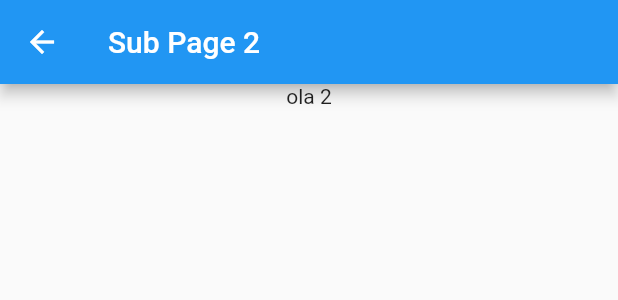
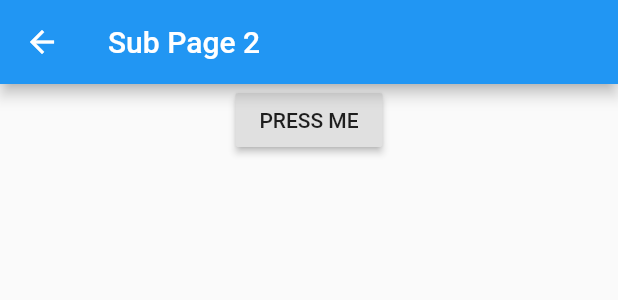
Before and after one commit to anaacouto/drawer-flutter, a Flutter app: the TestDrawer widget shown alone on an empty page, opened directly, after a tap on "Two", on a phone screen of 412 x 824 dp. Shown: the top 300 px of the screen. Run offline on Flutter 3.47's test engine with Material 2 defaults, Android fonts, the phone set to English and light mode, and no system bars; missing offline and left inert: barcode_scan.

```diff
--- a/lib/drawer.dart
+++ b/lib/drawer.dart
@@ -28,11 +28,25 @@ class TestDrawer extends StatelessWidget {
               margin: const EdgeInsets.all(4.0),
               padding: const EdgeInsets.all(4.0),
               child: new Text(
+                "Pages",
+                style: new TextStyle(
+                  fontWeight: FontWeight.w400,
+                  fontSize: 18.0,
+                ),
+              ),
+            ),
+            onTap: () { /*...*/ }
+          ),
+          new GestureDetector(
+            child: new Container(
+              width: 280.0,
+              margin: const EdgeInsets.all(4.0),
+              padding: const EdgeInsets.all(4.0),
+              child: new Text(
                 "Main",
                 style: new TextStyle(
-                  color: Colors.black,
-                  fontWeight: FontWeight.w400,
-                  fontSize: 18.0,
+                  fontWeight: FontWeight.w300,
+                  fontSize: 16.0,
                 ),
               ),
             ),
@@ -46,7 +60,6 @@ class TestDrawer extends StatelessWidget {
               child: new Text(
                 'First',
                 style: new TextStyle(
-                  color: Colors.black,
                   fontWeight: FontWeight.w300,
                   fontSize: 16.0,
                 ),
@@ -62,7 +75,6 @@ class TestDrawer extends StatelessWidget {
               child: new Text(
                 "Second",
                 style: new TextStyle(
-                  color: Colors.black,
                   fontWeight: FontWeight.w300,
                   fontSize: 16.0,
                 ),
@@ -79,7 +91,6 @@ class TestDrawer extends StatelessWidget {
               child: new Text(
                 "Sub Pages",
                 style: new TextStyle(
-                  color: Colors.black,
                   fontWeight: FontWeight.w400,
                   fontSize: 18.0,
                 ),
--- a/lib/two.dart
+++ b/lib/two.dart
@@ -1,4 +1,6 @@
 import 'package:flutter/material.dart';
+import 'package:barcode_scan/barcode_scan.dart';
+import 'dart:async';
 
 class Two extends StatefulWidget{
 
@@ -7,6 +9,8 @@ class Two extends StatefulWidget{
 }
 
 class TwoState extends State<Two>{
+
+  String barcode = "";
 
   @Override
   Widget build(BuildContext context){
@@ -18,7 +22,11 @@ class TwoState extends State<Two>{
         child: new Center(
           child: new Column(
             children: <Widget> [
-              new Text("ola 2"),
+              new RaisedButton(
+                child: new Text("PRESS ME"),
+                onPressed: scan,
+              ),
+              new Text(barcode),
             ],
           ),
         ),
@@ -26,4 +34,9 @@ class TwoState extends State<Two>{
     );
   }
 
+  Future scan() async{
+    String barcode = await BarcodeScanner.scan();
+    setState(() => this.barcode = barcode);
+  }
+
 }
--- a/pubspec.yaml
+++ b/pubspec.yaml
@@ -4,10 +4,7 @@ description: A new Flutter project.
 dependencies:
   flutter:
     sdk: flutter
-  collection: 1.14.3
-  intl: 0.15.1
-  string_scanner: 1.0.2
-  url_launcher: 0.4.2+5
+  barcode_scan: "^0.0.2"
 
 dev_dependencies:
   flutter_test:
```
Also changed, not shown: 18 other files.
